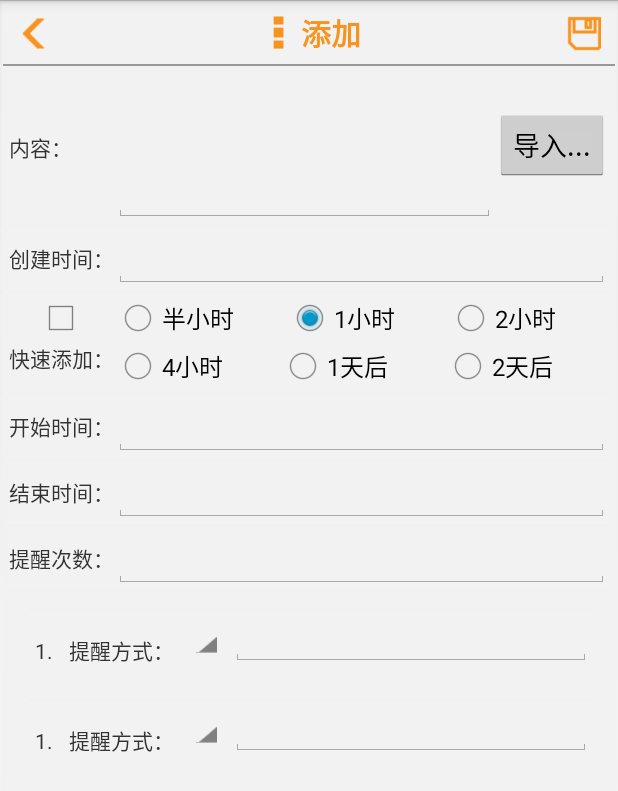
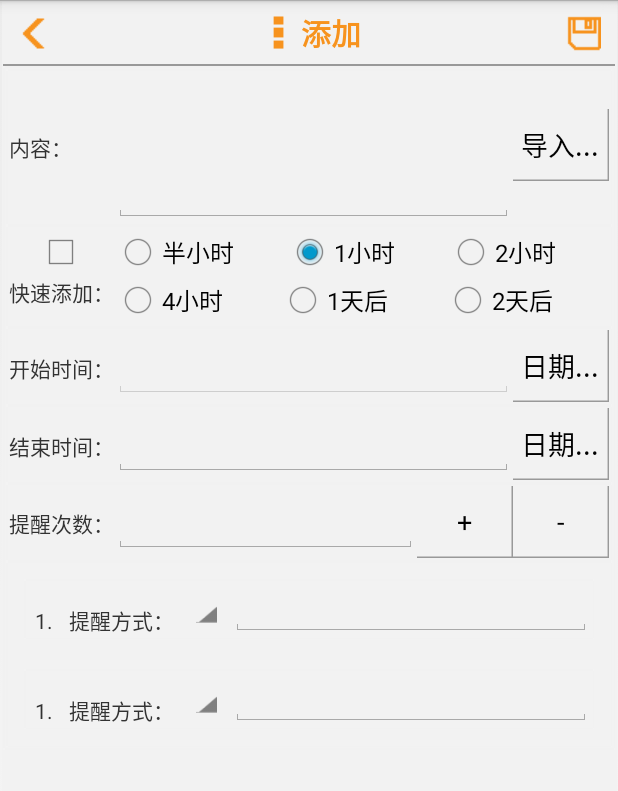
Before and after one commit to lxxbluesea/Donotforgetme, an Android app: the layout activity_add.xml on its own in the app's theme, with its tools: preview values and no code run, on a phone screen of 412 x 824 dp. Shown: the top 791 px of the screen. Run offline under Robolectric (Android 15) with nearby library versions, the phone set to English and light mode, and no system bars.

Commit message:
ItemUtil类的测试代码已通过 添加了选择日期和时间的自定义控件，不过是使用别人的 在添加提醒的界面上开始完善

```diff
--- a/src/main/java/com/example/donotforgetme/Activities/MainActivity.java
+++ b/src/main/java/com/example/donotforgetme/Activities/MainActivity.java
@@ -67,7 +67,7 @@ public class MainActivity extends FragmentActivity{
     void init_AddBtn()
     {
         RadioButton radioButton = (RadioButton) MainActivity.this.findViewById(R.id.tab_item_add);
-        final MyPopWin popWin = new MyPopWin(LayoutInflater.from(MainActivity.this), radioButton, R.layout.selectormenu,0,-300);
+        final MyPopWin popWin = new MyPopWin(LayoutInflater.from(MainActivity.this), radioButton, R.layout.selectormenu,0,-330);
         radioButton.setOnClickListener(new View.OnClickListener() {
             @Override
             public void onClick(View v) {
--- a/src/main/java/com/example/donotforgetme/Utils/ItemUtil.java
+++ b/src/main/java/com/example/donotforgetme/Utils/ItemUtil.java
@@ -309,7 +309,7 @@ public class ItemUtil {
      */
     public List<Item> getItemByExecuteDateTime(long datetime) {
         List<Item> itemList = new ArrayList<Item>();
-        Cursor cursor = DB.query(TableName, columns, "begindatetime<? and enddatetime>?", new String[]{datetime + "", datetime + ""}, null, null, sortBy);
+        Cursor cursor = DB.query(TableName, columns, "begindatetime < ? and enddatetime > ?", new String[]{datetime + "", datetime + ""}, null, null, sortBy);
         getItem(cursor, itemList);
         return itemList;
     }
--- a/src/main/res/layout/activity_add.xml
+++ b/src/main/res/layout/activity_add.xml
@@ -10,6 +10,10 @@
         android:layout_width="match_parent"
         android:layout_height="wrap_content"
         layout="@layout/addtitlebar" />
+
+    <ScrollView
+        android:layout_width="match_parent"
+        android:layout_height="wrap_content">
 
         <LinearLayout
             android:layout_width="match_parent"
@@ -39,28 +43,29 @@
                     android:id="@+id/add_btn_import"
                     android:layout_width="wrap_content"
                     android:layout_height="wrap_content"
-                android:text="@string/add_btn_import" />
+                    android:text="@string/add_btn_import"
+                    android:background="@drawable/btnbackground" />
             </LinearLayout>
 
-        <LinearLayout
-            android:layout_width="match_parent"
-            android:layout_height="wrap_content"
-            android:orientation="horizontal"
-            android:background="@drawable/background">
+            <!--<LinearLayout-->
+            <!--android:layout_width="match_parent"-->
+            <!--android:layout_height="wrap_content"-->
+            <!--android:orientation="horizontal"-->
+            <!--android:background="@drawable/background">-->
 
-            <TextView
-                android:layout_width="@dimen/add_tv_content_width"
-                android:layout_height="wrap_content"
-                android:text="@string/add_tv_createdate" />
+            <!--<TextView-->
+            <!--android:layout_width="@dimen/add_tv_content_width"-->
+            <!--android:layout_height="wrap_content"-->
+            <!--android:text="@string/add_tv_createdate" />-->
 
-            <EditText
-                android:id="@+id/add_et_createdate"
-                android:layout_width="wrap_content"
-                android:layout_height="@dimen/normal_et_height"
-                android:singleLine="true"
-                android:layout_weight="1" />
+            <!--<EditText-->
+            <!--android:id="@+id/add_et_createdate"-->
+            <!--android:layout_width="wrap_content"-->
+            <!--android:layout_height="@dimen/normal_et_height"-->
+            <!--android:singleLine="true"-->
+            <!--android:layout_weight="1" />-->
 
-        </LinearLayout>
+            <!--</LinearLayout>-->
 
             <LinearLayout
                 android:layout_width="match_parent"
@@ -170,7 +175,15 @@
                     android:layout_width="wrap_content"
                     android:layout_height="@dimen/normal_et_height"
                     android:singleLine="true"
-                android:layout_weight="1" />
+                    android:layout_weight="1"
+                    android:enabled="false" />
+
+                <Button
+                    android:id="@+id/add_btn_selectbegindatetime"
+                    android:background="@drawable/btnbackground"
+                    android:layout_width="wrap_content"
+                    android:layout_height="wrap_content"
+                    android:text="@string/add_btn_selectdatetime" />
 
             </LinearLayout>
 
@@ -190,7 +203,15 @@
                     android:layout_width="wrap_content"
                     android:layout_height="@dimen/normal_et_height"
                     android:singleLine="true"
-                android:layout_weight="1" />
+                    android:layout_weight="1"
+                    android:enabled="true" />
+
+                <Button
+                    android:id="@+id/add_btn_selectenddatetime"
+                    android:background="@drawable/btnbackground"
+                    android:layout_width="wrap_content"
+                    android:layout_height="wrap_content"
+                    android:text="@string/add_btn_selectdatetime" />
 
             </LinearLayout>
 
@@ -210,13 +231,29 @@
                     android:layout_width="wrap_content"
                     android:layout_height="@dimen/normal_et_height"
                     android:singleLine="true"
+                    android:inputType="number"
                     android:layout_weight="1" />
+
+                <Button
+                    android:id="@+id/add_btn_add"
+                    android:layout_width="wrap_content"
+                    android:layout_height="wrap_content"
+                    android:background="@drawable/btnbackground"
+                    android:text="@string/add_btn_add_text" />
+
+                <Button
+                    android:id="@+id/add_btn_subtract"
+                    android:layout_width="wrap_content"
+                    android:layout_height="wrap_content"
+                    android:background="@drawable/btnbackground"
+                    android:text="@string/add_btn_subtract_text" />
 
             </LinearLayout>
 
             <ScrollView
                 android:layout_width="match_parent"
                 android:layout_height="wrap_content">
+
                 <LinearLayout
                     android:id="@+id/add_ll_warntime"
                     android:layout_width="match_parent"
@@ -236,5 +273,5 @@
                 </LinearLayout>
             </ScrollView>
         </LinearLayout>
-
+    </ScrollView>
 </LinearLayout>
--- a/src/main/res/values/strings.xml
+++ b/src/main/res/values/strings.xml
@@ -36,6 +36,9 @@
     <string name="add_tv_startdate">开始时间：</string>
     <string name="add_tv_enddate">结束时间：</string>
     <string name="add_tv_warntime">提醒次数：</string>
+    <string name="add_btn_selectdatetime">日期...</string>
+    <string name="add_btn_add_text">+</string>
+    <string name="add_btn_subtract_text">-</string>
 
 
     <string name="importmenu_btn_import_sms">短信</string>
@@ -47,6 +50,7 @@
 
 
     <string name="datetimeformat">yyyy-MM-dd HH:mm:ss</string>
+    <string name="datetimeformat1">yyyy年MM月dd日 HH:mm</string>
     <string name="backuptypetable">backuptype</string>
     <string name="leveltable">level</string>
     <string name="itemtable">item</string>
```
Also changed, not shown: src/main/java/com/example/donotforgetme/Activities/Add.java (+53 -1 lines), src/main/java/com/example/donotforgetme/Utils/DateTimePickDialogUtil.java (added, +189 -0 lines), src/main/res/layout/common_datetime.xml (added, +18 -0 lines), src/main/res/drawable/btnbackground.9.png (added), 1 other file. Lines whose indentation alone changed are shown as unchanged.
